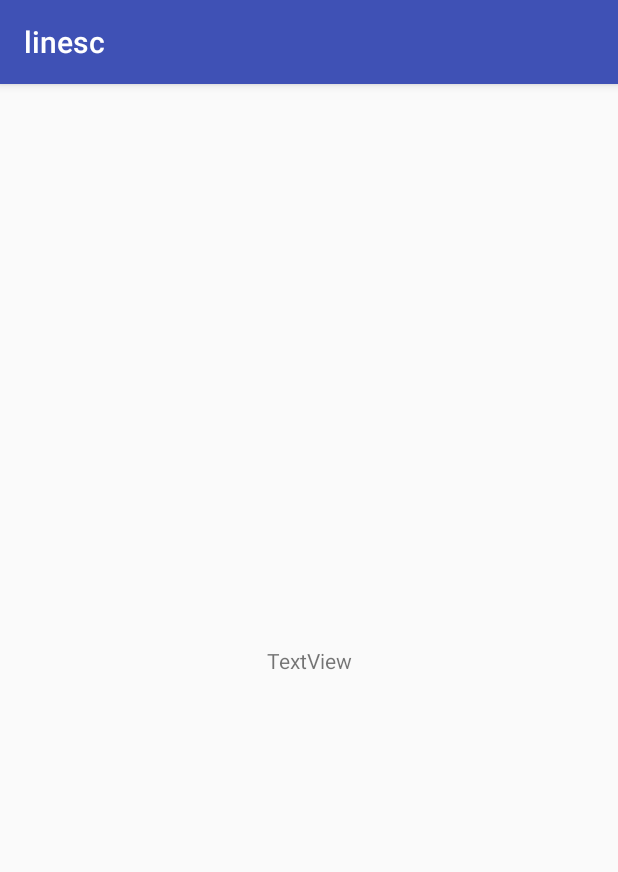
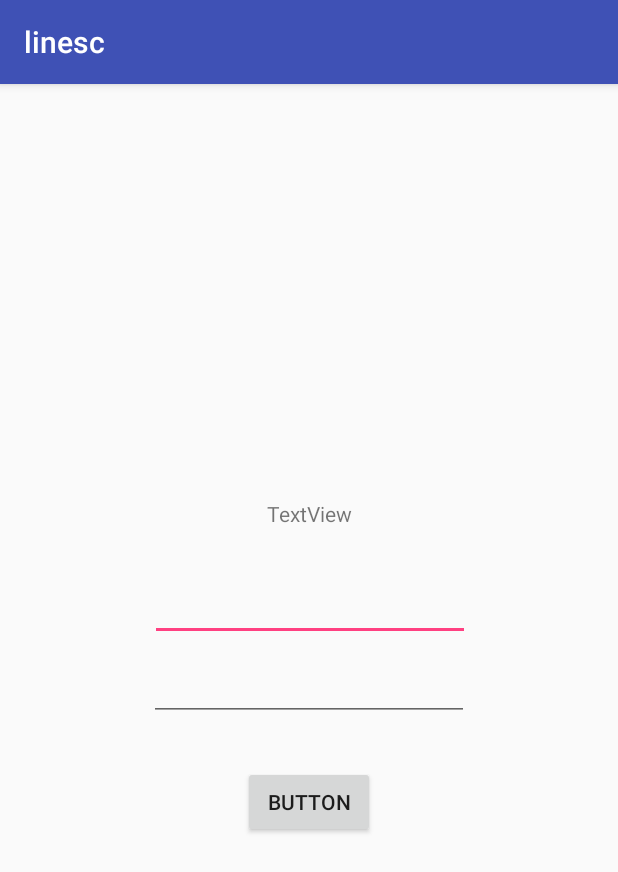
Before and after one commit to line-school2018summer/tokyo-d, an Android app: the screen it shows after launch (MainActivity before the commit, LoginActivity after it), on a phone screen of 412 x 824 dp. Shown: the top 872 px of the screen. Run offline under Robolectric (Android 15) with nearby library versions, the phone set to English and light mode, and no system bars.

Commit message:
[ADD] ログインの画面遷移を実装した。

```diff
--- a/frontend/app/src/main/AndroidManifest.xml
+++ b/frontend/app/src/main/AndroidManifest.xml
@@ -9,12 +9,14 @@
         android:roundIcon="@mipmap/ic_launcher_round"
         android:supportsRtl="true"
         android:theme="@style/AppTheme.Launcher">
-        <activity android:name=".activities.MainActivity">
+        <activity android:name=".activities.LoginActivity">
             <intent-filter>
                 <action android:name="android.intent.action.MAIN" />
+
                 <category android:name="android.intent.category.LAUNCHER" />
             </intent-filter>
         </activity>
+        <activity android:name=".activities.MainActivity"></activity>
     </application>
 
 </manifest>
--- /dev/null
+++ b/frontend/app/src/main/java/com/proelbtn/linesc/activities/LoginActivity.kt
@@ -0,0 +1,36 @@
+package com.proelbtn.linesc.activities
+
+import android.content.Intent
+import android.support.v7.app.AppCompatActivity
+import android.os.Bundle
+import android.widget.Button
+import android.widget.TextView
+import com.proelbtn.linesc.R
+
+class LoginActivity : AppCompatActivity(), LoginPresenter.View {
+    val presenter = LoginPresenter(this)
+
+    override fun onCreate(savedInstanceState: Bundle?) {
+        super.onCreate(savedInstanceState)
+        setTheme(R.style.AppTheme)
+        setContentView(R.layout.login)
+
+        findViewById<Button>(R.id.button_login).setOnClickListener {
+            presenter.login()
+        }
+    }
+
+    override fun getUserName(): String {
+        return findViewById<TextView>(R.id.input_user).text.toString()
+    }
+
+    override fun getPassword(): String {
+        return findViewById<TextView>(R.id.input_pass).text.toString()
+    }
+
+    override fun navigateToMainActivity() {
+        val intent = Intent(this, MainActivity::class.java)
+        startActivity(intent)
+        finish()
+    }
+}
--- a/frontend/app/src/main/java/com/proelbtn/linesc/activities/MainActivity.kt
+++ b/frontend/app/src/main/java/com/proelbtn/linesc/activities/MainActivity.kt
@@ -5,7 +5,6 @@ import android.os.Bundle
 import com.proelbtn.linesc.R
 
 class MainActivity : AppCompatActivity() {
-
     override fun onCreate(savedInstanceState: Bundle?) {
         super.onCreate(savedInstanceState)
         setTheme(R.style.AppTheme)
--- /dev/null
+++ b/frontend/app/src/main/java/com/proelbtn/linesc/presenters/LoginPresenter.kt
@@ -0,0 +1,19 @@
+package com.proelbtn.linesc.activities
+
+import android.util.Log
+
+class LoginPresenter (val view: View) {
+    fun login() {
+        val username = view.getUserName()
+        val password = view.getPassword()
+
+        view.navigateToMainActivity()
+    }
+
+    interface View {
+        fun getUserName(): String
+        fun getPassword(): String
+
+        fun navigateToMainActivity()
+    }
+}
--- /dev/null
+++ b/frontend/app/src/main/res/layout/login.xml
@@ -0,0 +1,62 @@
+<?xml version="1.0" encoding="utf-8"?>
+<android.support.constraint.ConstraintLayout xmlns:android="http://schemas.android.com/apk/res/android"
+    xmlns:app="http://schemas.android.com/apk/res-auto"
+    xmlns:tools="http://schemas.android.com/tools"
+    android:layout_width="match_parent"
+    android:layout_height="match_parent"
+    tools:context=".activities.LoginActivity">
+
+    <EditText
+        android:id="@+id/input_user"
+        android:layout_width="wrap_content"
+        android:layout_height="wrap_content"
+        android:layout_marginBottom="8dp"
+        android:layout_marginEnd="8dp"
+        android:layout_marginStart="8dp"
+        android:layout_marginTop="8dp"
+        android:ems="10"
+        android:inputType="textPersonName"
+        app:layout_constraintBottom_toBottomOf="parent"
+        app:layout_constraintEnd_toEndOf="parent"
+        app:layout_constraintHorizontal_bias="0.503"
+        app:layout_constraintStart_toStartOf="parent"
+        app:layout_constraintTop_toTopOf="parent"
+        app:layout_constraintVertical_bias="0.45" />
+
+    <EditText
+        android:id="@+id/input_pass"
+        android:layout_width="wrap_content"
+        android:layout_height="wrap_content"
+        android:layout_marginEnd="8dp"
+        android:layout_marginStart="8dp"
+        android:layout_marginTop="8dp"
+        android:ems="10"
+        android:inputType="textPassword"
+        app:layout_constraintEnd_toEndOf="parent"
+        app:layout_constraintStart_toStartOf="parent"
+        app:layout_constraintTop_toBottomOf="@+id/input_user" />
+
+    <TextView
+        android:id="@+id/textView2"
+        android:layout_width="wrap_content"
+        android:layout_height="wrap_content"
+        android:layout_marginBottom="30dp"
+        android:layout_marginEnd="8dp"
+        android:layout_marginStart="8dp"
+        android:text="TextView"
+        app:layout_constraintBottom_toTopOf="@+id/input_user"
+        app:layout_constraintEnd_toEndOf="parent"
+        app:layout_constraintStart_toStartOf="parent" />
+
+    <Button
+        android:id="@+id/button_login"
+        android:layout_width="wrap_content"
+        android:layout_height="wrap_content"
+        android:layout_marginEnd="8dp"
+        android:layout_marginStart="8dp"
+        android:layout_marginTop="30dp"
+        android:text="Button"
+        app:layout_constraintEnd_toEndOf="parent"
+        app:layout_constraintStart_toStartOf="parent"
+        app:layout_constraintTop_toBottomOf="@+id/input_pass" />
+</android.support.constraint.ConstraintLayout>
--- a/frontend/app/src/main/res/layout/main.xml
+++ b/frontend/app/src/main/res/layout/main.xml
@@ -6,17 +6,4 @@
     android:layout_height="match_parent"
     tools:context=".activities.MainActivity">
 
-    <TextView
-        android:id="@+id/textView"
-        android:layout_width="wrap_content"
-        android:layout_height="wrap_content"
-        android:layout_marginBottom="8dp"
-        android:layout_marginEnd="8dp"
-        android:layout_marginStart="8dp"
-        android:layout_marginTop="8dp"
-        android:text="TextView"
-        app:layout_constraintBottom_toBottomOf="parent"
-        app:layout_constraintEnd_toEndOf="parent"
-        app:layout_constraintStart_toStartOf="parent"
-        app:layout_constraintTop_toTopOf="parent" />
 </android.support.constraint.ConstraintLayout>
```
